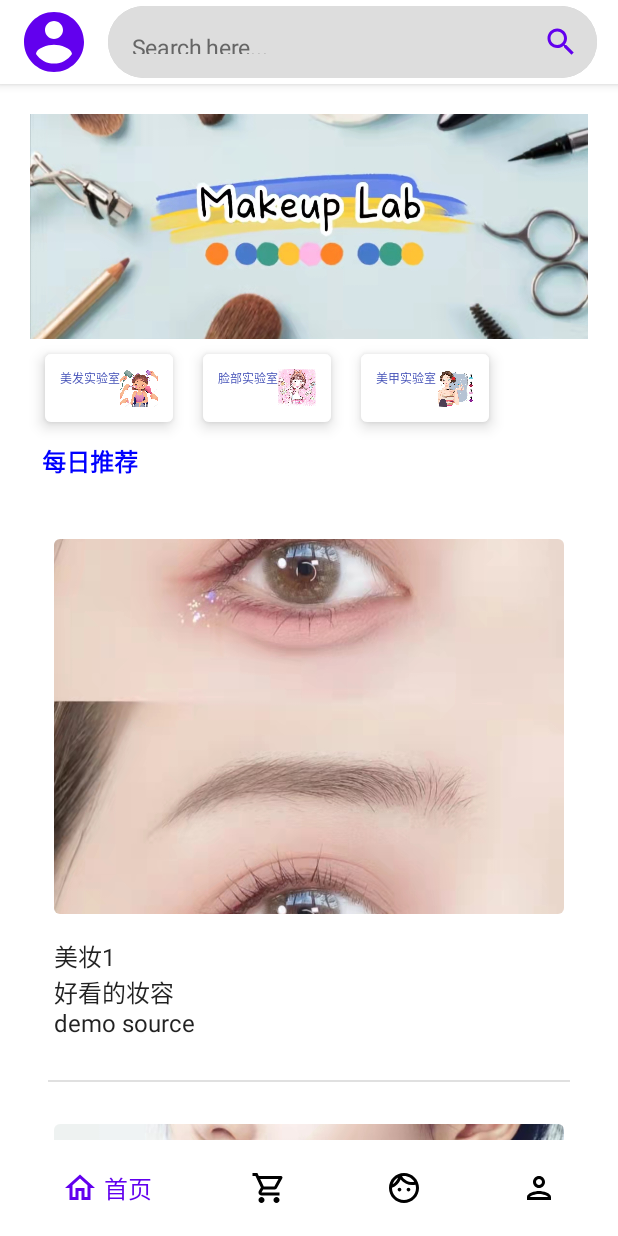
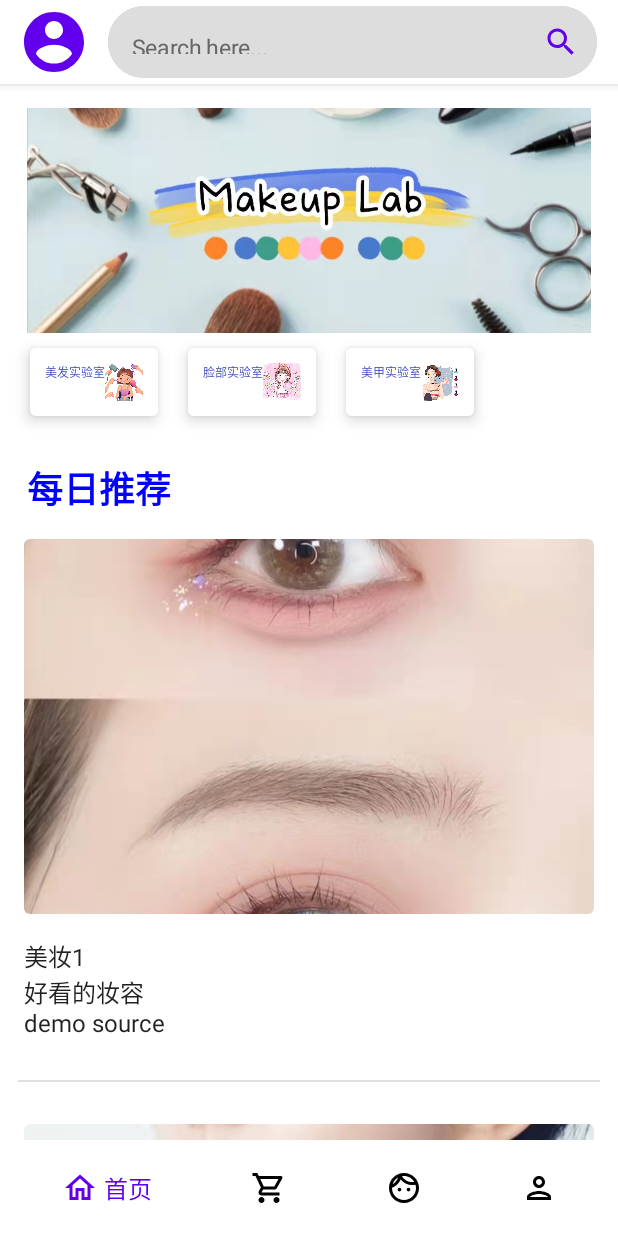
Before and after one commit to zdd0419/MakeupBeauty, an Android app built with Jetpack Compose: the screen it shows after launch (MainActivity), on a phone screen of 412 x 824 dp. Run offline under Robolectric (Android 15) with nearby library versions, the phone set to English and light mode, and no system bars.

Commit message:
Added homescreen

```diff
--- a/app/src/main/java/com/example/makeupbeauty/Screens/HomeScreen.kt
+++ b/app/src/main/java/com/example/makeupbeauty/Screens/HomeScreen.kt
@@ -2,6 +2,7 @@ package com.example.makeupbeauty.Screens
 
 
 import androidx.compose.foundation.*
+import androidx.compose.foundation.gestures.scrollable
 import androidx.compose.foundation.layout.*
 import androidx.compose.foundation.lazy.LazyColumn
 import androidx.compose.foundation.shape.CircleShape
@@ -24,6 +25,9 @@ import androidx.compose.ui.text.withStyle
 import androidx.compose.ui.tooling.preview.Preview
 import androidx.compose.ui.unit.dp
 import androidx.compose.ui.unit.sp
+import com.example.makeupbeauty.component.card.FaceLabCard
+import com.example.makeupbeauty.component.card.HairLabCard
+import com.example.makeupbeauty.component.card.HandLabCard
 import com.example.makeupbeauty.data.DemoDataProvider
 import androidx.compose.foundation.lazy.items as items
 
@@ -31,48 +35,44 @@ import androidx.compose.foundation.lazy.items as items
 @Composable
 fun HomeScreen() {
     val scrollState = rememberScrollState(0)
-    Box(
+    Column(
         modifier = Modifier
             .fillMaxSize()
             .background(MaterialTheme.colors.background)
     ) {
-
-        ScrollableContent(scrollState = scrollState)
+        VerticalListView()
     }
 }
 
 
 @Composable
-fun ScrollableContent(scrollState: ScrollState){
+fun HomeHeader(){
 
         Column(
             modifier = Modifier
-                .fillMaxSize()
                 .background(MaterialTheme.colors.background)
-                .padding(20.dp)
-//                .verticalScroll(state = scrollState)
+                .padding(horizontal = 10.dp)
+                .padding(top = 16.dp)
+                .padding(bottom = 0.dp)
         ) {
-//
             //首页主图
             Image(
                 painter = painterResource(id = com.example.makeupbeauty.R.drawable.makeup),
                 contentDescription = null,
                 contentScale = ContentScale.Crop,
                 modifier = Modifier
-                    .width(400.dp)
+                    .fillMaxWidth()
+                    .padding(horizontal = 8.dp)
                     .height(150.dp)
             )
             Row {
-                CardDemo1()
-                CardDemo2()
-                CardDemo3()
+                HairLabCard()
+                FaceLabCard()
+                HandLabCard()
                 //三个实验室的part
-
             }
-
+            Spacer(modifier = Modifier.height(16.dp))
             RecommendTitle("每日推荐")
-            VerticalListView()
-
         }
 
 
@@ -82,10 +82,11 @@ fun ScrollableContent(scrollState: ScrollState){
 fun RecommendTitle(text: String, modifier: Modifier = Modifier){
     Text(
         text = text,
+        fontSize = 24.sp,
         fontWeight = FontWeight.Bold,
         color = Color.Blue,
         textAlign = TextAlign.Center,
-        modifier = modifier.padding(8.dp,4.dp,8.dp,24.dp)
+        modifier = modifier.padding(8.dp,4.dp,8.dp,0.dp)
     )
 }
 
@@ -95,123 +96,13 @@ fun HomeScreenPreview() {
     HomeScreen()
 }
 
-
-@Composable
-fun CardDemo1() {
-    Card(
-        modifier = Modifier
-            .padding(10.dp) // 外边距
-            .clickable { }
-            .wrapContentSize()
-            ,
-        // 设置点击波纹效果，注意如果 CardDemo() 函数不在 MaterialTheme 下调用
-        // 将无法显示波纹效果
-
-        elevation = 6.dp // 设置阴影
-    ) {
-        Row(
-            modifier = Modifier.padding(10.dp) // 内边距
-        ) {
-            Text(
-                buildAnnotatedString {
-                    withStyle(style = SpanStyle(fontSize = 8.sp, color = Color(0xFF4552B8))
-                    ) {
-                        append("美发实验室")
-                    }
-                }
-            )
-            Image(painter = painterResource(id = com.example.makeupbeauty.R.drawable.hair),
-                contentDescription =null,
-                contentScale = ContentScale.Crop,
-                modifier = Modifier
-                    .width(25.dp)
-                    .height(25.dp)
-            )
-        }
-    }
-}
-
-
-
-@Composable
-fun CardDemo2() {
-    Card(
-        modifier = Modifier
-            .padding(10.dp) // 外边距
-            .clickable { }
-            .wrapContentSize()
-        ,
-
-        // 设置点击波纹效果，注意如果 CardDemo() 函数不在 MaterialTheme 下调用
-        // 将无法显示波纹效果
-
-        elevation = 6.dp // 设置阴影
-    ) {
-        Row(
-            modifier = Modifier.padding(10.dp) // 内边距
-        ) {
-            Text(
-                buildAnnotatedString {
-                    withStyle(style = SpanStyle(fontSize = 8.sp, color = Color(0xFF4552B8))
-                    ) {
-                        append("脸部实验室")
-                    }
-                }
-            )
-            Image(painter = painterResource(id = com.example.makeupbeauty.R.drawable.face),
-                contentDescription =null,
-                contentScale = ContentScale.Crop,
-                modifier = Modifier
-                    .width(25.dp)
-                    .height(25.dp)
-            )
-        }
-    }
-}
-
-@Composable
-fun CardDemo3() {
-    Card(
-        modifier = Modifier
-            .padding(10.dp) // 外边距
-            .clickable { }
-            .wrapContentSize()
-        ,
-
-        // 设置点击波纹效果，注意如果 CardDemo() 函数不在 MaterialTheme 下调用
-        // 将无法显示波纹效果
-
-        elevation = 6.dp // 设置阴影
-    ) {
-        Row(
-            modifier = Modifier.padding(10.dp) // 内边距
-        ) {
-            Text(
-                buildAnnotatedString {
-                    withStyle(style = SpanStyle(fontSize = 8.sp, color = Color(0xFF4552B8))
-                    ) {
-                        append("美甲实验室")
-                    }
-                }
-            )
-            Image(painter = painterResource(id = com.example.makeupbeauty.R.drawable.hand),
-                contentDescription =null,
-                contentScale = ContentScale.Crop,
-                modifier = Modifier
-                    .width(25.dp)
-                    .height(25.dp)
-            )
-        }
-    }
-}
-
-
-
-
 @Composable
 fun VerticalListView() {
     val list = remember { DemoDataProvider.itemList }
     LazyColumn {
+        item {
+            HomeHeader()
+        }
         items(
             items = list,
             itemContent = { item -> VerticalListItem(item = item)
--- /dev/null
+++ b/app/src/main/java/com/example/makeupbeauty/component/card/Cards.kt
@@ -0,0 +1,127 @@
+package com.example.makeupbeauty.component.card
+
+import androidx.compose.foundation.Image
+import androidx.compose.foundation.clickable
+import androidx.compose.foundation.layout.*
+import androidx.compose.material.Card
+import androidx.compose.material.Text
+import androidx.compose.runtime.Composable
+import androidx.compose.ui.Modifier
+import androidx.compose.ui.graphics.Color
+import androidx.compose.ui.layout.ContentScale
+import androidx.compose.ui.res.painterResource
+import androidx.compose.ui.text.SpanStyle
+import androidx.compose.ui.text.buildAnnotatedString
+import androidx.compose.ui.text.withStyle
+import androidx.compose.ui.unit.dp
+import androidx.compose.ui.unit.sp
+import com.example.makeupbeauty.R
+
+@Composable
+fun HairLabCard() {
+    Card(
+        modifier = Modifier
+            .padding(10.dp) // 外边距
+            .clickable { }
+            .wrapContentSize()
+        ,
+        // 设置点击波纹效果，注意如果 CardDemo() 函数不在 MaterialTheme 下调用
+        // 将无法显示波纹效果
+
+        elevation = 6.dp // 设置阴影
+    ) {
+        Row(
+            modifier = Modifier.padding(10.dp) // 内边距
+        ) {
+            Text(
+                buildAnnotatedString {
+                    withStyle(style = SpanStyle(fontSize = 8.sp, color = Color(0xFF4552B8))
+                    ) {
+                        append("美发实验室")
+                    }
+                }
+            )
+            Image(painter = painterResource(id = R.drawable.hair),
+                contentDescription =null,
+                contentScale = ContentScale.Crop,
+                modifier = Modifier
+                    .width(25.dp)
+                    .height(25.dp)
+            )
+        }
+    }
+}
+
+
+
+@Composable
+fun FaceLabCard() {
+    Card(
+        modifier = Modifier
+            .padding(10.dp) // 外边距
+            .clickable { }
+            .wrapContentSize()
+        ,
+
+        // 设置点击波纹效果，注意如果 CardDemo() 函数不在 MaterialTheme 下调用
+        // 将无法显示波纹效果
+
+        elevation = 6.dp // 设置阴影
+    ) {
+        Row(
+            modifier = Modifier.padding(10.dp) // 内边距
+        ) {
+            Text(
+                buildAnnotatedString {
+                    withStyle(style = SpanStyle(fontSize = 8.sp, color = Color(0xFF4552B8))
+                    ) {
+                        append("脸部实验室")
+                    }
+                }
+            )
+            Image(painter = painterResource(id = R.drawable.face),
+                contentDescription =null,
+                contentScale = ContentScale.Crop,
+                modifier = Modifier
+                    .width(25.dp)
+                    .height(25.dp)
+            )
+        }
+    }
+}
+
+@Composable
+fun HandLabCard() {
+    Card(
+        modifier = Modifier
+            .padding(10.dp) // 外边距
+            .clickable { }
+            .wrapContentSize()
+        ,
+
+        // 设置点击波纹效果，注意如果 CardDemo() 函数不在 MaterialTheme 下调用
+        // 将无法显示波纹效果
+
+        elevation = 6.dp // 设置阴影
+    ) {
+        Row(
+            modifier = Modifier.padding(10.dp) // 内边距
+        ) {
+            Text(
+                buildAnnotatedString {
+                    withStyle(style = SpanStyle(fontSize = 8.sp, color = Color(0xFF4552B8))
+                    ) {
+                        append("美甲实验室")
+                    }
+                }
+            )
+            Image(painter = painterResource(id = R.drawable.hand),
+                contentDescription =null,
+                contentScale = ContentScale.Crop,
+                modifier = Modifier
+                    .width(25.dp)
+                    .height(25.dp)
+            )
+        }
+    }
+}
```
